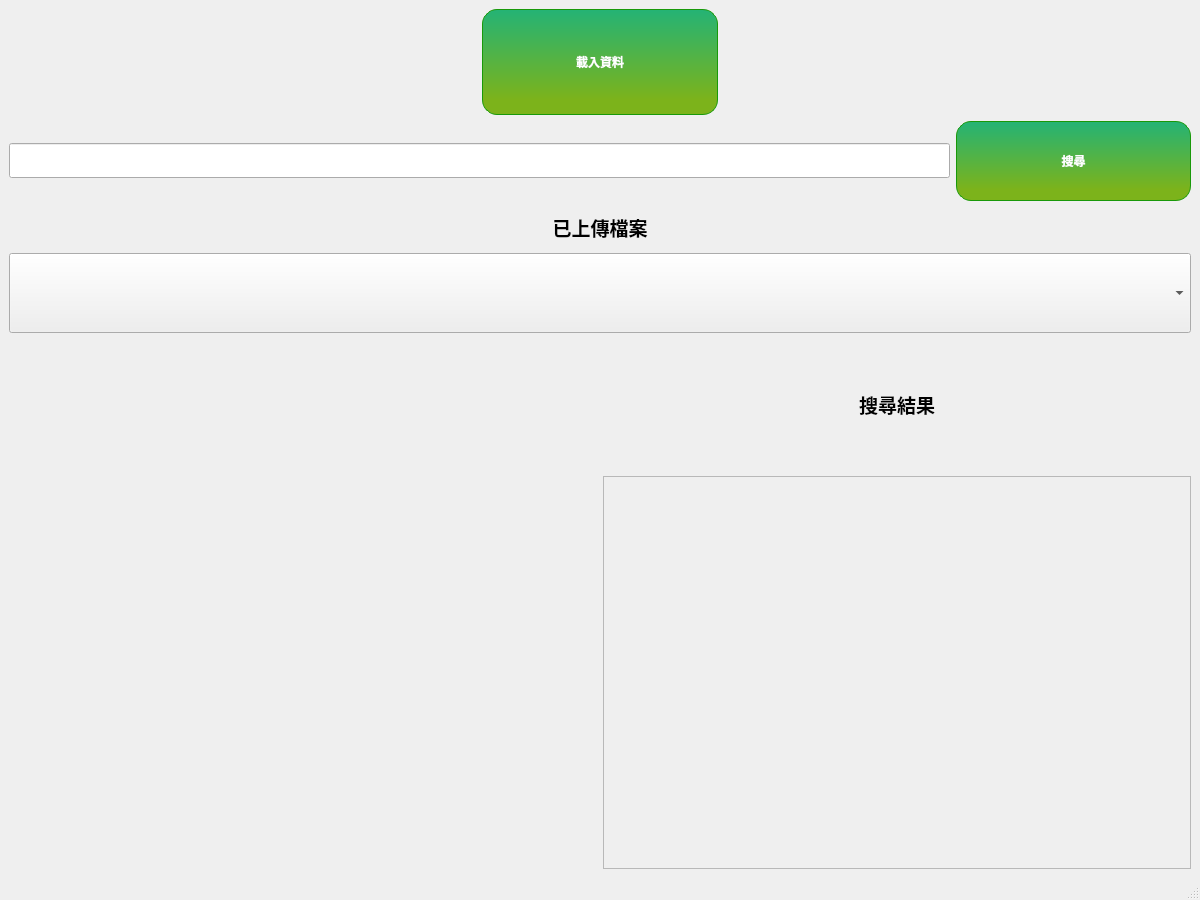
Old version of the form MainWindow.ui in the repository Jay22123/Search_Engine.
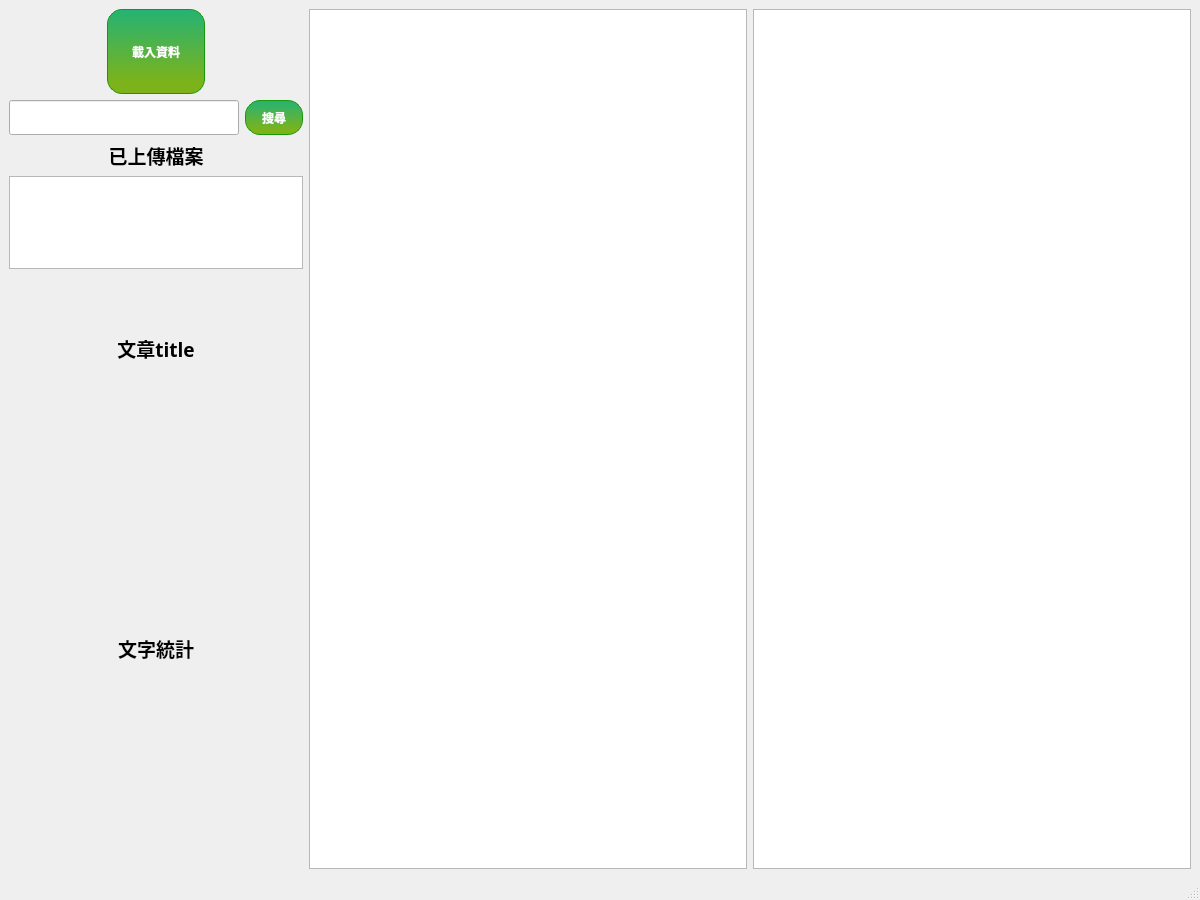
New version of the form.

```diff
--- a/MainWindow.ui
+++ b/MainWindow.ui
@@ -16,11 +16,11 @@
   <widget class="QWidget" name="centralwidget">
    <layout class="QVBoxLayout" name="verticalLayout_7">
     <item>
-     <layout class="QVBoxLayout" name="verticalLayout_4" stretch="9">
+     <layout class="QHBoxLayout" name="horizontalLayout" stretch="1,3">
       <item>
-       <layout class="QVBoxLayout" name="verticalLayout" stretch="1,2,5">
+       <layout class="QVBoxLayout" name="verticalLayout" stretch="1,2,7">
         <item>
-         <layout class="QHBoxLayout" name="horizontalLayout_3" stretch="2,1,2">
+         <layout class="QHBoxLayout" name="horizontalLayout_3" stretch="1,1,1">
           <item>
            <spacer name="horizontalSpacer_2">
             <property name="orientation">
@@ -110,7 +110,7 @@
          </layout>
         </item>
         <item>
-         <layout class="QVBoxLayout" name="verticalLayout_3" stretch="2,1,2">
+         <layout class="QVBoxLayout" name="verticalLayout_3" stretch="1,1,0">
           <item>
            <layout class="QHBoxLayout" name="horizontalLayout_2" stretch="8,2">
             <item>
@@ -212,19 +212,12 @@
            </widget>
           </item>
           <item>
-           <widget class="QComboBox" name="comboBox">
-            <property name="sizePolicy">
-             <sizepolicy hsizetype="Preferred" vsizetype="Preferred">
-              <horstretch>0</horstretch>
-              <verstretch>0</verstretch>
-             </sizepolicy>
-            </property>
-           </widget>
+           <widget class="QListWidget" name="file_list"/>
           </item>
          </layout>
         </item>
         <item>
-         <layout class="QHBoxLayout" name="horizontalLayout_4" stretch="1,1">
+         <layout class="QHBoxLayout" name="horizontalLayout_4" stretch="1">
           <item>
            <layout class="QVBoxLayout" name="verticalLayout_5" stretch="1,3">
             <item>
@@ -247,7 +240,7 @@
                <string notr="true"/>
               </property>
               <property name="text">
-               <string/>
+               <string>文章title</string>
               </property>
               <property name="alignment">
                <set>Qt::AlignCenter</set>
@@ -265,7 +258,7 @@
                </font>
               </property>
               <property name="text">
-               <string/>
+               <string>文字統計</string>
               </property>
               <property name="alignment">
                <set>Qt::AlignCenter</set>
@@ -274,68 +267,23 @@
             </item>
            </layout>
           </item>
+         </layout>
+        </item>
+       </layout>
+      </item>
+      <item>
+       <layout class="QHBoxLayout" name="horizontalLayout_5">
+        <item>
+         <layout class="QVBoxLayout" name="verticalLayout_4">
           <item>
-           <layout class="QVBoxLayout" name="verticalLayout_6" stretch="1,3">
-            <item>
-             <widget class="QLabel" name="label_2">
-              <property name="font">
-               <font>
-                <family>微軟正黑體</family>
-                <pointsize>14</pointsize>
-                <weight>75</weight>
-                <bold>true</bold>
-               </font>
-              </property>
-              <property name="text">
-               <string>搜尋結果</string>
-              </property>
-              <property name="alignment">
-               <set>Qt::AlignCenter</set>
-              </property>
-             </widget>
-            </item>
-            <item>
-             <layout class="QVBoxLayout" name="verticalLayout_2">
-              <item>
-               <widget class="QScrollArea" name="scrollArea">
-                <property name="widgetResizable">
-                 <bool>true</bool>
-                </property>
-                <widget class="QWidget" name="scrollAreaWidgetContents">
-                 <property name="geometry">
-                  <rect>
-                   <x>0</x>
-                   <y>0</y>
-                   <width>583</width>
-                   <height>384</height>
-                  </rect>
-                 </property>
-                 <layout class="QVBoxLayout" name="verticalLayout_8">
-                  <item>
-                   <widget class="QLabel" name="Search_result">
-                    <property name="font">
-                     <font>
-                      <family>微軟正黑體</family>
-                      <pointsize>14</pointsize>
-                      <weight>75</weight>
-                      <bold>true</bold>
-                     </font>
-                    </property>
-                    <property name="text">
-                     <string/>
-                    </property>
-                    <property name="alignment">
-                     <set>Qt::AlignCenter</set>
-                    </property>
-                   </widget>
-                  </item>
-                 </layout>
-                </widget>
-               </widget>
-              </item>
-             </layout>
-            </item>
-           </layout>
+           <widget class="QTextEdit" name="textEdit"/>
+          </item>
+         </layout>
+        </item>
+        <item>
+         <layout class="QVBoxLayout" name="verticalLayout_2">
+          <item>
+           <widget class="QTextEdit" name="textEdit_2"/>
           </item>
          </layout>
         </item>
```
